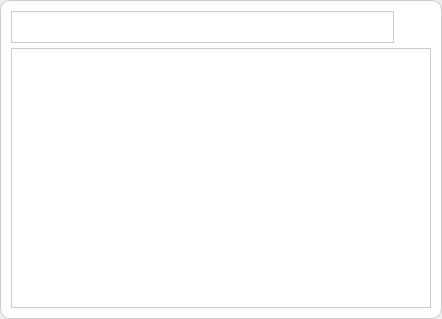
Before: the Qt Designer form Beeftext/Combo/ComboPicker/ComboPickerWindow.ui in xmichelo/Beeftext, drawn with Qt 5.
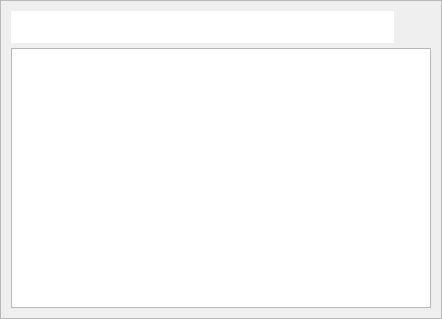
After: the same form once the commit is applied. Icons and pictures are not drawn.

Commit message: Implemented dark theme for combo picker window.

```diff
--- a/Beeftext/Combo/ComboPicker/ComboPickerWindow.ui
+++ b/Beeftext/Combo/ComboPicker/ComboPickerWindow.ui
@@ -14,39 +14,7 @@
    <string/>
   </property>
   <property name="styleSheet">
-   <string notr="true">#frameTopLevel {
-   border: 1px solid #ccc;
-   border-radius: 10px;
-   background-color: #ffffff;
-}
-
-
-#editSearch {
-   border: 1px solid #ccc;
-   font-size: 12pt;
-   /*background-color: #363636;
-   color: #fff; */
-}
-
-#labelLogo {
-   background-color: transparent;
-}
-
-#listViewResults
-{
-/*   background-color: #363636; */
-   border: 1px solid #ccc;
-   text: #fff;
-}
-
-/*#listViewResults::item {
-   color: #888;
-}
-
-#listViewResults::item:selected {
-   color: #fff;
-}*/
-</string>
+   <string notr="true"/>
   </property>
   <layout class="QVBoxLayout" name="verticalLayout">
    <property name="spacing">
```
The commit also changes 4 other files.
